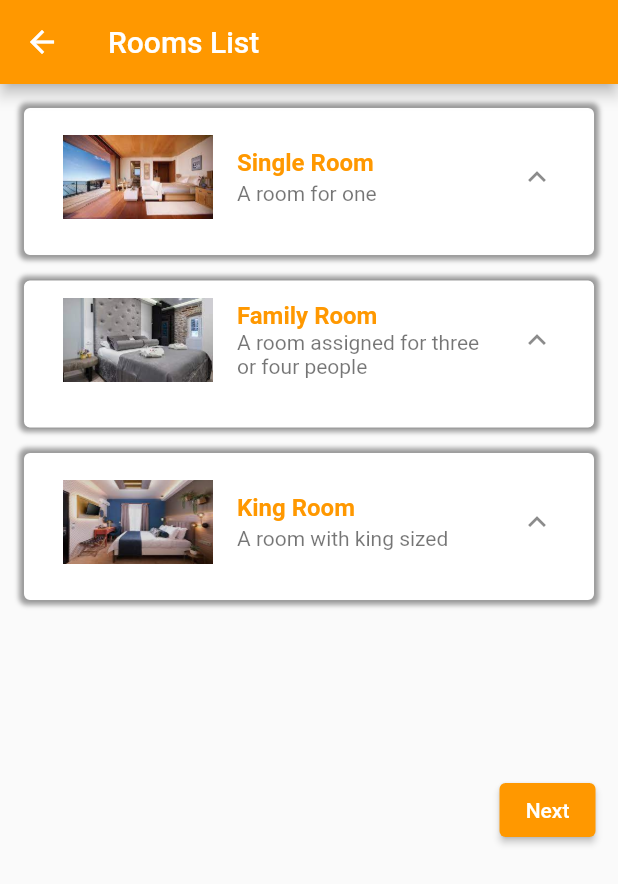
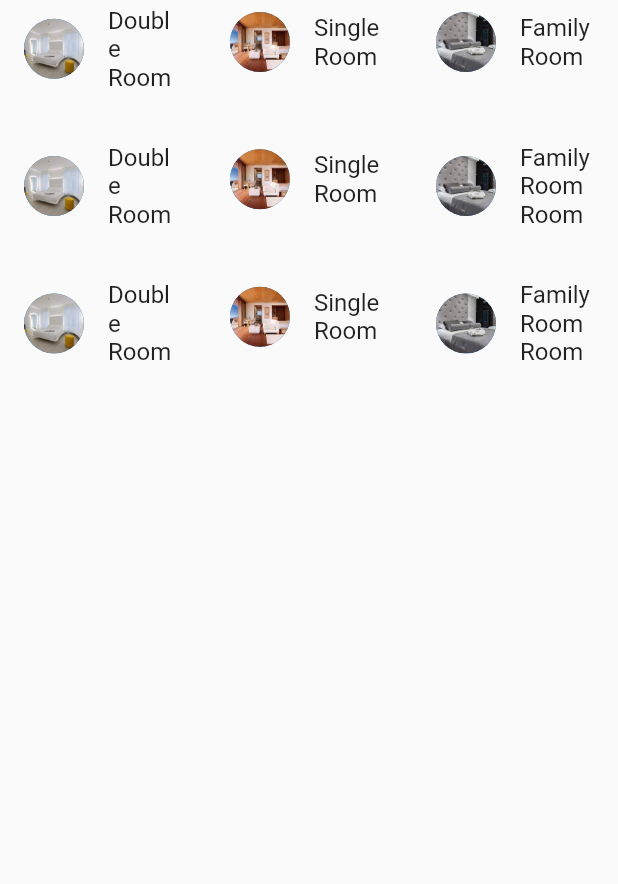
Before and after one commit to aliaa-asaad/day2_ITI, a Flutter app: the screen it shows after launch, on a phone screen of 412 x 824 dp. Shown: the top 884 px of the screen. Run offline on Flutter 3.47's test engine with Material 2 defaults, Android fonts, the phone set to English and light mode, and no system bars.

Commit message:
second commit

```diff
--- a/lib/main.dart
+++ b/lib/main.dart
@@ -1,5 +1,7 @@
+import 'package:day2/screens/home_screen.dart';
+import 'package:day2/screens/rooms_details_screen.dart';
 import 'package:flutter/material.dart';
-import 'package:day2/home_page.dart';
+import 'package:day2/screens/room_list_screens.dart';
 
 void main() {
   runApp(const MyApp());
@@ -12,7 +14,9 @@ class MyApp extends StatelessWidget {
   Widget build(BuildContext context) {
     return MaterialApp(
 
-      home: HomePage(),
+     // home: RoomList(),
+      routes: {'/':(context)=>HomeScreen(),
+      'roomDetails':(context)=>RoomDetails()},
     );
   }
 }
--- /dev/null
+++ b/lib/model/room.dart
@@ -0,0 +1,9 @@
+import 'package:flutter/cupertino.dart';
+
+class Room {
+  final String? type;
+  final String? description;
+  final String? image;
+
+  Room({@required this.type, @required this.description, @required this.image});
+}
--- /dev/null
+++ b/lib/room_home_data.dart
@@ -0,0 +1,40 @@
+import 'package:day2/model/room.dart';
+
+List DUMMY_ROOMS = [
+  Room(
+      type: 'Double Room',
+      description: 'A room assigned for two people',
+      image: 'assets/images/room1.jpg'),
+  Room(
+      type: 'Single Room',
+      description: 'A room for one',
+      image: 'assets/images/room2.jpg'),
+  Room(
+      type: 'Family Room',
+      description: 'A room assigned for three or four people',
+      image: 'assets/images/room3.jpg'),
+  Room(
+      type: 'Double Room',
+      description: 'A room assigned for two people',
+      image: 'assets/images/room1.jpg'),
+  Room(
+      type: 'Single Room',
+      description: 'A room for one',
+      image: 'assets/images/room2.jpg'),
+  Room(
+      type: 'Family Room Room',
+      description: 'A room assigned for three or four people',
+      image: 'assets/images/room3.jpg'),
+  Room(
+      type: 'Double Room',
+      description: 'A room assigned for two people',
+      image: 'assets/images/room1.jpg'),
+  Room(
+      type: 'Single Room',
+      description: 'A room for one',
+      image: 'assets/images/room2.jpg'),
+  Room(
+      type: 'Family Room Room',
+      description: 'A room assigned for three or four people',
+      image: 'assets/images/room3.jpg'),
+];
--- /dev/null
+++ b/lib/screens/home_screen.dart
@@ -0,0 +1,23 @@
+import 'package:day2/room_home_data.dart';
+import 'package:day2/widgets/category_item.dart';
+import 'package:flutter/material.dart';
+
+class HomeScreen extends StatelessWidget {
+  const HomeScreen({Key? key}) : super(key: key);
+
+  @override
+  Widget build(BuildContext context) {
+    return Scaffold(
+      body: GridView(
+        children: DUMMY_ROOMS
+            .map((data) => CategoryItem(
+                type: data.type,
+                description: data.description,
+                image: data.image))
+            .toList(),
+        gridDelegate: SliverGridDelegateWithMaxCrossAxisExtent(
+            maxCrossAxisExtent: 200, childAspectRatio: 3 / 2),
+      ),
+    );
+  }
+}
--- a/lib/home_page.dart
+++ b/lib/screens/room_list_screens.dart
@@ -1,14 +1,14 @@
 import 'package:flutter/cupertino.dart';
 import 'package:flutter/material.dart';
-import 'package:day2/custome_container.dart';
+import 'package:day2/widgets/custome_container.dart';
 import 'package:day2/data.dart';
 
-class HomePage extends StatefulWidget {
+class RoomList extends StatefulWidget {
   @override
-  State<HomePage> createState() => _HomePageState();
+  State<RoomList> createState() => _RoomListState();
 }
 
-class _HomePageState extends State<HomePage> {
+class _RoomListState extends State<RoomList> {
   List? index = [1, 2, 3, 4, 5, 6, 7, 8];
   int? increament = 0;
 
--- /dev/null
+++ b/lib/widgets/category_item.dart
@@ -0,0 +1,26 @@
+import 'package:flutter/material.dart';
+
+class CategoryItem extends StatelessWidget {
+  final String? type;
+  final String? description;
+  final String? image;
+
+  CategoryItem(
+      {@required this.type, @required this.description, @required this.image});
+
+  @override
+  Widget build(BuildContext context) {
+    return InkWell(
+      onTap: () {
+        Navigator.of(context).pushNamed('roomDetails',
+            arguments: {'image': image, 'type': type,'description':description});
+      },
+      child: ListTile(
+        leading: CircleAvatar(
+          backgroundImage: AssetImage(image!),
+        ),
+        title: Text(type!),
+      ),
+    );
+  }
+}
```
Also changed, not shown: lib/screens/rooms_details_screen.dart (added, +15 -0 lines), lib/widgets/room_item.dart (added, +49 -0 lines), lib/data.dart (line endings or trailing spaces), lib/widgets/custome_container.dart (renamed from lib/custome_container.dart).
